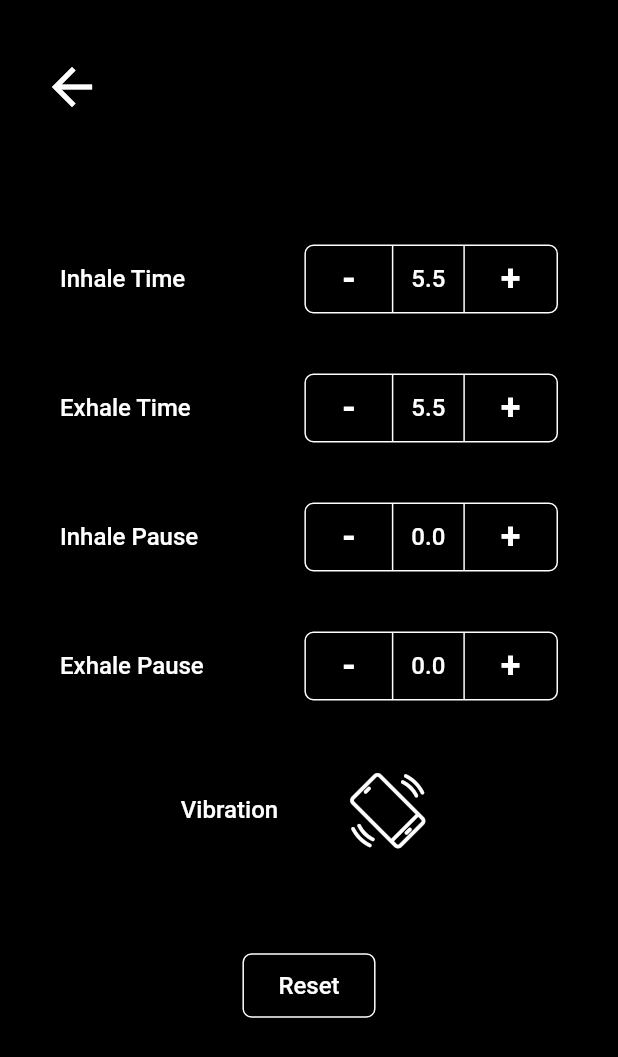
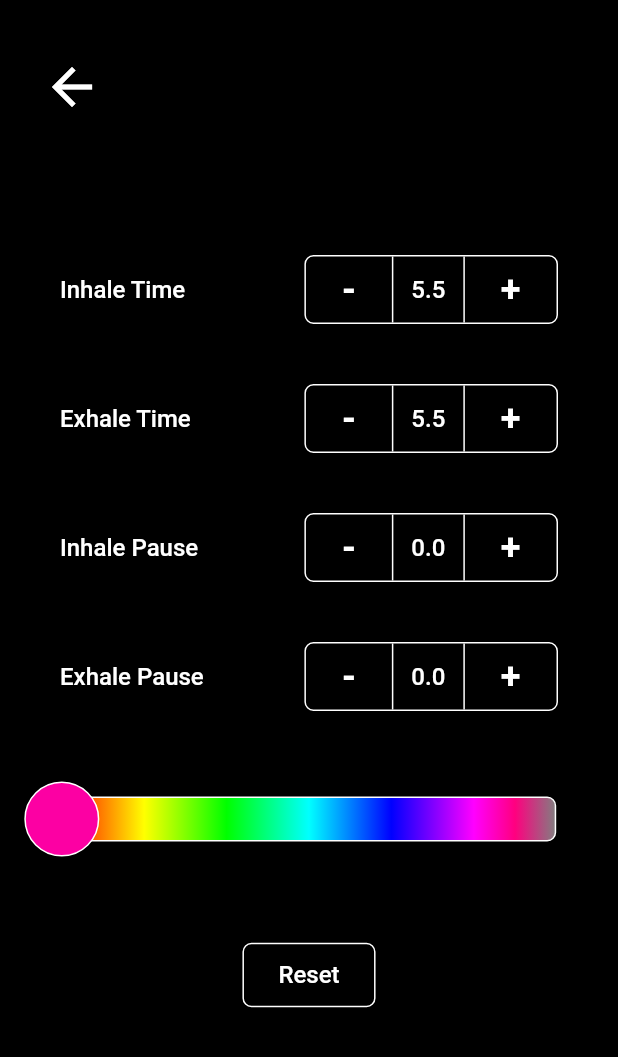
Before and after one commit to brimac1634/breath, a Flutter app: the screen it shows after launch, after a tap on an icon or button, on a phone screen of 412 x 824 dp. Shown: the top 1057 px of the screen. Run offline on Flutter 3.47's test engine with Material 2 defaults, Android fonts, the phone set to English and light mode, and no system bars; our stand-ins replace flutter_hooks, vibration.

Commit message:
added color picker to adjust color of particles

```diff
--- /dev/null
+++ b/lib/helpers/slider_indicator_painter.dart
@@ -0,0 +1,21 @@
+import 'package:flutter/material.dart';
+
+class SliderIndicatorPainter extends CustomPainter {
+  final double position;
+  final Color color;
+  SliderIndicatorPainter(this.position, this.color);
+  @override
+  void paint(Canvas canvas, Size size) {
+    canvas.drawCircle(
+        Offset(position, size.height / 2),
+        20,
+        Paint()
+          ..color = color
+          ..strokeWidth = 2);
+  }
+
+  @override
+  bool shouldRepaint(SliderIndicatorPainter old) {
+    return true;
+  }
+}
--- a/lib/screens/breathe_screen.dart
+++ b/lib/screens/breathe_screen.dart
@@ -23,6 +23,7 @@
   static const _animationCurve = Curves.easeInOut;
   Pattern _pattern =
       Pattern(inhale: 5.5, exhale: 5.5, inhalePause: 0, exhalePause: 0);
+  Color _color = Color(0xfffc00a3);
   double _opacity = 1.0;
   bool _showStart = true;
   bool _isBreathing = false;
@@ -174,6 +175,7 @@
                 children: [
                   Particles(
                     pattern: _pattern,
+                    color: _color,
                     isBreathing: _isBreathing,
                     quantity: const [40, 40, 35],
                     diameter: const [4.0, 5.0, 6.0],
@@ -238,8 +240,14 @@
                 color: Colors.black,
                 child: Menu(
                     pattern: _pattern,
+                    color: _color,
                     hasVibrator: _hasVibrator,
                     vibrationEnabled: _vibrationEnabled,
+                    setColor: (Color color) {
+                      setState(() {
+                        _color = color;
+                      });
+                    },
                     onVibrationChange: (vibration) {
                       setState(() {
                         _vibrationEnabled = vibration;
--- /dev/null
+++ b/lib/widgets/color_picker.dart
@@ -0,0 +1,144 @@
+import 'package:flutter/material.dart';
+
+import '../helpers/slider_indicator_painter.dart';
+
+class ColorPicker extends StatefulWidget {
+  final double width;
+  final Color currentColor;
+  final Function(Color) setColor;
+
+  ColorPicker(
+      {@required this.width,
+      @required this.currentColor,
+      @required this.setColor});
+  @override
+  _ColorPickerState createState() => _ColorPickerState();
+}
+
+class _ColorPickerState extends State<ColorPicker> {
+  final List<Color> _colors = [
+    Color.fromARGB(255, 255, 0, 0),
+    Color.fromARGB(255, 255, 128, 0),
+    Color.fromARGB(255, 255, 255, 0),
+    Color.fromARGB(255, 128, 255, 0),
+    Color.fromARGB(255, 0, 255, 0),
+    Color.fromARGB(255, 0, 255, 128),
+    Color.fromARGB(255, 0, 255, 255),
+    Color.fromARGB(255, 0, 128, 255),
+    Color.fromARGB(255, 0, 0, 255),
+    Color.fromARGB(255, 127, 0, 255),
+    Color.fromARGB(255, 255, 0, 255),
+    Color.fromARGB(255, 255, 0, 127),
+    Color.fromARGB(255, 128, 128, 128),
+  ];
+  double _colorSliderPosition = 0;
+
+  // @override
+  // initState() {
+  //   super.initState();
+  //   widget.currentColor = _calculateSelectedColor(_colorSliderPosition);
+  // }
+
+  _colorChangeHandler(double position) {
+    if (position > widget.width) {
+      position = widget.width;
+    }
+    if (position < 0) {
+      position = 0;
+    }
+
+    setState(() {
+      _colorSliderPosition = position;
+    });
+
+    widget.setColor(_calculateSelectedColor(_colorSliderPosition));
+  }
+
+  Color _calculateSelectedColor(double position) {
+    double positionInColorArray =
+        (position / widget.width * (_colors.length - 1));
+
+    int index = positionInColorArray.truncate();
+
+    double remainder = positionInColorArray - index;
+    if (remainder == 0.0) {
+      return _colors[index];
+    } else {
+      int redValue = _colors[index].red == _colors[index + 1].red
+          ? _colors[index].red
+          : (_colors[index].red +
+                  (_colors[index + 1].red - _colors[index].red) * remainder)
+              .round();
+      int greenValue = _colors[index].green == _colors[index + 1].green
+          ? _colors[index].green
+          : (_colors[index].green +
+                  (_colors[index + 1].green - _colors[index].green) * remainder)
+              .round();
+      int blueValue = _colors[index].blue == _colors[index + 1].blue
+          ? _colors[index].blue
+          : (_colors[index].blue +
+                  (_colors[index + 1].blue - _colors[index].blue) * remainder)
+              .round();
+      return Color.fromARGB(255, redValue, greenValue, blueValue);
+    }
+  }
+
+  @override
+  Widget build(BuildContext context) {
+    return Column(
+      children: <Widget>[
+        Center(
+          child: GestureDetector(
+            behavior: HitTestBehavior.opaque,
+            onHorizontalDragStart: (DragStartDetails details) {
+              _colorChangeHandler(details.localPosition.dx);
+            },
+            onHorizontalDragUpdate: (DragUpdateDetails details) {
+              _colorChangeHandler(details.localPosition.dx);
+            },
+            onTapDown: (TapDownDetails details) {
+              _colorChangeHandler(details.localPosition.dx);
+            },
+            child: Padding(
+              padding: EdgeInsets.all(15),
+              child:
+                  Stack(alignment: AlignmentDirectional.centerStart, children: [
+                Container(
+                  width: widget.width,
+                  height: 30,
+                  decoration: BoxDecoration(
+                      borderRadius: BorderRadius.circular(6),
+                      gradient: LinearGradient(colors: _colors),
+                      border: Border.all(color: Colors.white, width: 1)),
+                  // child: CustomPaint(
+                  //   painter: SliderIndicatorPainter(
+                  //       _colorSliderPosition, widget.currentColor),
+                  // ),
+                ),
+                Transform.translate(
+                  offset: Offset(_colorSliderPosition - 25, 0),
+                  child: Container(
+                    height: 50,
+                    width: 50,
+                    decoration: BoxDecoration(
+                        color: widget.currentColor,
+                        shape: BoxShape.circle,
+                        border: Border.all(color: Colors.white, width: 1)),
+                  ),
+                )
+              ]),
+            ),
+          ),
+        ),
+        // Container(
+        //   height: 50,
+        //   width: 50,
+        //   decoration: BoxDecoration(
+        //     color: widget.currentColor,
+        //     shape: BoxShape.circle,
+        //   ),
+        // )
+      ],
+    );
+  }
+}
--- a/lib/widgets/menu.dart
+++ b/lib/widgets/menu.dart
@@ -1,23 +1,31 @@
+import 'dart:math';
+
 import 'package:flutter/material.dart';
 import 'package:vibration/vibration.dart';
 
 import './incrementer.dart';
+import './color_picker.dart';
+
 import '../assets/breathe_icons.dart';
 
 import '../models/pattern.dart';
 
 class Menu extends StatelessWidget {
   final Pattern pattern;
+  final Color color;
   final bool hasVibrator;
   final bool vibrationEnabled;
+  final Function(Color) setColor;
   final Function onVibrationChange;
   final Function onPatternChange;
   final Function onSave;
 
   Menu(
       {@required this.pattern,
+      @required this.color,
       @required this.hasVibrator,
       @required this.vibrationEnabled,
+      @required this.setColor,
       @required this.onVibrationChange,
       @required this.onPatternChange,
       this.onSave});
@@ -128,6 +136,7 @@
 
   Widget renderResetButton(BuildContext context) {
     return Column(mainAxisAlignment: MainAxisAlignment.center, children: [
+      if (hasVibrator)
         Padding(
           padding: const EdgeInsets.all(20.0),
           child: Opacity(
@@ -149,7 +158,7 @@
                     iconSize: 50,
                     icon: Icon(
                       BreatheIcons.vibrate,
-                    color: vibrationEnabled ? Color(0xfffc00a3) : Colors.white,
+                      color: vibrationEnabled ? color : Colors.white,
                       size: 50,
                     ),
                     onPressed: () {
@@ -163,6 +172,14 @@
             ),
           ),
         ),
+      Padding(
+        padding: const EdgeInsets.only(top: 12),
+        child: ColorPicker(
+          width: min(350, MediaQuery.of(context).size.width * 0.8),
+          currentColor: color,
+          setColor: setColor,
+        ),
+      ),
       SizedBox(
         height: 40,
       ),
@@ -174,6 +191,7 @@
         shape: RoundedRectangleBorder(borderRadius: BorderRadius.circular(6.0)),
         child: Text('Reset', style: Theme.of(context).textTheme.bodyText1),
         onPressed: () {
+          setColor(Color(0xfffc00a3));
           onPatternChange(Pattern(
               inhale: 5.5, exhale: 5.5, inhalePause: 0, exhalePause: 0));
           onVibrationChange(false);
--- a/lib/widgets/particle.dart
+++ b/lib/widgets/particle.dart
@@ -3,10 +3,9 @@
 
 class Particle extends StatefulWidget {
   final double diameter;
+  final Color color;
 
-  Particle({
-    @required this.diameter,
-  });
+  Particle({@required this.diameter, @required this.color});
   @override
   _ParticleState createState() => _ParticleState();
 }
@@ -55,7 +54,7 @@
             borderRadius: BorderRadius.circular(20),
             boxShadow: [
               BoxShadow(
-                color: const Color(0xfffc00a3),
+                color: widget.color,
                 blurRadius: 10.0,
                 spreadRadius: 1.2,
               ),
--- a/lib/widgets/particle_container.dart
+++ b/lib/widgets/particle_container.dart
@@ -8,12 +8,14 @@
 
 class ParticleContainer extends StatefulWidget {
   final Pattern pattern;
+  final Color color;
   final bool isBreathing;
   final double diameter;
   final double offsetRadius;
 
   ParticleContainer(
       {@required this.pattern,
+      @required this.color,
       @required this.isBreathing,
       @required this.diameter,
       @required this.offsetRadius});
@@ -120,6 +122,7 @@
             _xOffset * _translation.value, _yOffset * _translation.value),
         child: Particle(
           diameter: widget.diameter,
+          color: widget.color,
         ));
   }
 }
--- a/lib/widgets/particles.dart
+++ b/lib/widgets/particles.dart
@@ -7,12 +7,14 @@
 
 class Particles extends StatelessWidget {
   final Pattern pattern;
+  final Color color;
   final bool isBreathing;
   final List<int> quantity;
   final List<double> diameter;
 
   Particles(
       {@required this.pattern,
+      @required this.color,
       @required this.isBreathing,
       @required this.quantity,
       @required this.diameter});
@@ -31,6 +33,7 @@
                   return Center(
                       child: ParticleContainer(
                           pattern: pattern,
+                          color: color,
                           diameter: diameter[index],
                           offsetRadius: min(_radius, 300),
                           isBreathing: isBreathing));
```
Lines whose indentation alone changed are shown as unchanged.
